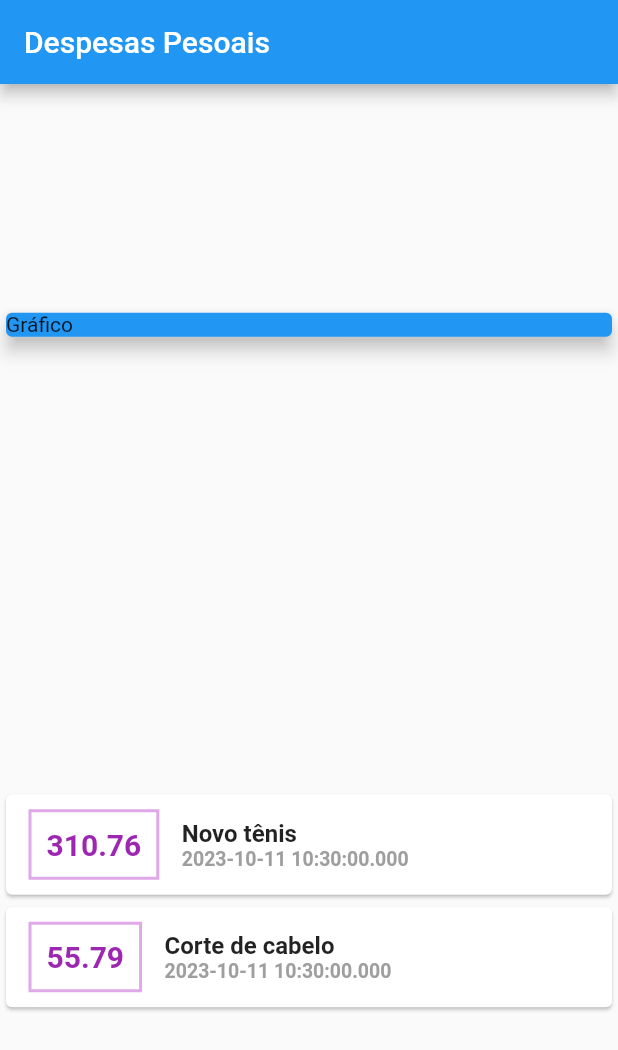
After one commit to gabriel9966/CursoFlutter, a Flutter app: the MyHomePage screen opened directly, on a phone screen of 412 x 824 dp. The commit adds this screen. Shown: the top 1050 px of the screen. Run offline on Flutter 3.47's test engine with Material 2 defaults, Android fonts, the phone set to English and light mode, and no system bars.

Commit message:
expenses

```diff
--- /dev/null
+++ b/expenses/lib/main.dart
@@ -0,0 +1,78 @@
+import 'package:expenses/models/transaction.dart';
+import 'package:flutter/material.dart';
+
+void main(List<String> args) {
+  runApp(ExpensesApp());
+}
+
+class ExpensesApp extends StatelessWidget {
+  @override
+  Widget build(BuildContext context) {
+    return MaterialApp(home: MyHomePage());
+  }
+}
+
+class MyHomePage extends StatelessWidget {
+  final List _transactions = [
+    Transaction(
+        id: "t1", title: "Novo tênis", value: 310.76, date: DateTime.now()),
+    Transaction(
+        id: "t2", title: "Corte de cabelo", value: 55.79, date: DateTime.now()),
+  ];
+
+  @override
+  Widget build(BuildContext context) {
+    return Scaffold(
+      appBar: AppBar(title: Text("Despesas Pesoais")),
+      body: Column(
+        mainAxisAlignment: MainAxisAlignment.spaceAround,
+        crossAxisAlignment: CrossAxisAlignment.stretch, //esticar
+        children: [
+          Container(
+            child: Card(
+              color: Colors.blue,
+              child: Text("Gráfico"),
+              elevation: 5,
+            ),
+          ),
+          Column(
+            children: _transactions.map((tr) {
+              return Card(
+                child: Row(children: [
+                  Container(
+                    margin: EdgeInsets.symmetric(horizontal: 15, vertical: 10),
+                    decoration: BoxDecoration(
+                        border: Border.all(
+                            color: Color.fromARGB(255, 223, 168, 233),
+                            width: 2)),
+                    padding: EdgeInsets.all(10),
+                    child: Text(
+                      tr.value.toString(),
+                      style: TextStyle(
+                          fontWeight: FontWeight.bold,
+                          fontSize: 20,
+                          color: Colors.purple),
+                    ),
+                  ),
+                  Column(
+                    crossAxisAlignment: CrossAxisAlignment.start,
+                    children: [
+                      Text(tr.title,
+                          style: TextStyle(
+                              fontSize: 16, fontWeight: FontWeight.bold)),
+                      Text(tr.date.toString(),
+                          style: TextStyle(
+                              fontSize: 13,
+                              fontWeight: FontWeight.bold,
+                              color: Colors.grey))
+                    ],
+                  )
+                ]),
+              );
+            }).toList(),
+          )
+        ],
+      ),
+    );
+  }
+}
--- /dev/null
+++ b/expenses/lib/models/transaction.dart
@@ -0,0 +1,12 @@
+class Transaction {
+  final String id;
+  final String title;
+  final double value;
+  final DateTime date;
+//construtor
+  Transaction(
+      {required this.id,
+      required this.title,
+      required this.value,
+      required this.date}); //{} parâmetro nomeado
+}
--- a/primeiro_apk/lib/resultado.dart
+++ b/primeiro_apk/lib/resultado.dart
@@ -9,7 +9,7 @@
     int Naeatorio = rd.nextInt(101);
 
     return Center(
-        child: Column(mainAxisAlignment: MainAxisAlignment.center, children: [
+        child: Column(children: [
       Text(
         Naeatorio.toString() + " %",
         style: TextStyle(fontSize: 25),
```
Also changed, not shown: expenses/analysis_options.yaml (added, +28 -0 lines), expenses/pubspec.yaml (added, +90 -0 lines), primeiro_apk/lib/main.dart (+14 -2 lines), expenses/pubspec.lock (added), 124 other files.
